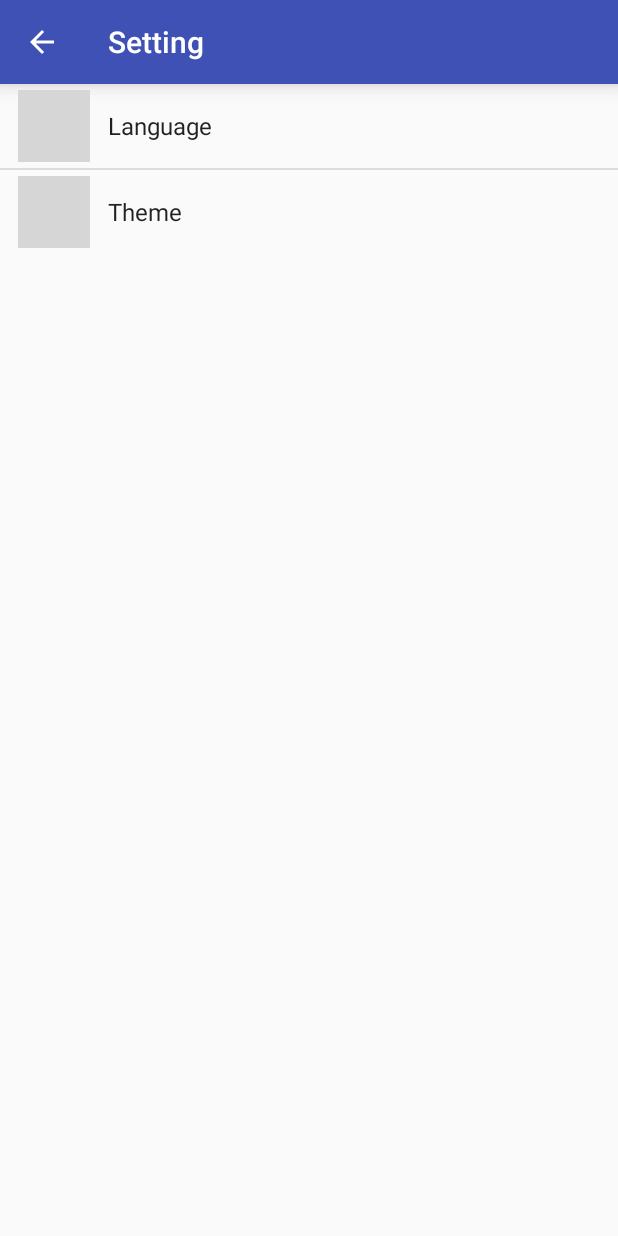
After one commit to YousraMahid/VotingSystemV1, an Android app: the SettingActivity screen opened directly, with no data from a screen before it, on a phone screen of 412 x 824 dp. The commit adds this screen. Run offline under Robolectric (Android 15) with nearby library versions, the phone set to English and light mode, and no system bars; grey boxes are pictures that could not be loaded.

Commit message:
change something

```diff
--- a/app/build.gradle
+++ b/app/build.gradle
@@ -36,7 +36,6 @@ dependencies {
     implementation 'com.android.support:cardview-v7:26.1.0'
     implementation 'com.squareup.okhttp3:okhttp:3.9.1'
     implementation 'com.squareup.okhttp3:okhttp:3.10.0'
-    implementation 'com.github.siyamed:android-shape-imageview:0.9.+@aar'
     implementation 'de.hdodenhof:circleimageview:2.1.0'
     implementation 'com.github.pavlospt:circleview:1.3'
     testImplementation 'junit:junit:4.12'
--- a/app/src/main/AndroidManifest.xml
+++ b/app/src/main/AndroidManifest.xml
@@ -33,7 +33,8 @@
             android:name=".SettingsActivity"
             android:label="@string/title_activity_settings" />
         <activity android:name=".Activities.AboutActivity" />
-        <activity android:name=".Activities.FeedbackActivity"></activity>
+        <activity android:name=".Activities.FeedbackActivity" />
+        <activity android:name=".SettingActivity"></activity>
     </application>
 
 </manifest>
--- /dev/null
+++ b/app/src/main/java/com/example/hp/votingsystemv1/SettingActivity.java
@@ -0,0 +1,62 @@
+package com.example.hp.votingsystemv1;
+
+import android.content.SharedPreferences;
+import android.preference.PreferenceFragment;
+import android.preference.PreferenceManager;
+import android.support.v7.app.AppCompatActivity;
+import android.os.Bundle;
+import android.support.v7.widget.Toolbar;
+import android.view.MenuItem;
+
+import com.example.hp.votingsystemv1.Models.Theme;
+
+public class SettingActivity extends AppCompatActivity implements SharedPreferences.OnSharedPreferenceChangeListener {
+
+    @Override
+    protected void onCreate(Bundle savedInstanceState) {
+        super.onCreate(savedInstanceState);
+        setContentView(R.layout.activity_setting);
+        Toolbar toolbar = findViewById(R.id.toolbar);
+        setSupportActionBar(toolbar);
+        getSupportActionBar().setDisplayHomeAsUpEnabled(true);
+        setTitle("Setting");
+        getFragmentManager().beginTransaction()
+                .replace(R.id.setting_content, new SettingsFragment())
+                .commit();
+
+        PreferenceManager.getDefaultSharedPreferences(this).registerOnSharedPreferenceChangeListener(this);
+    }
+
+    @Override
+    public void onSharedPreferenceChanged(SharedPreferences sharedPreferences, String key) {
+
+        if (key.equals("theme")) {
+            int themeId = Integer.parseInt(sharedPreferences.getString(key, "1"));
+            Theme.setTheme(themeId);
+            recreate();
+        }
+    }
+
+    @Override
+    public void onStop() {
+        super.onStop();
+        PreferenceManager.getDefaultSharedPreferences(this).unregisterOnSharedPreferenceChangeListener(this);
+    }
+
+    @Override
+    public boolean onOptionsItemSelected(MenuItem item) {
+        if (item.getItemId() == android.R.id.home) {
+            onBackPressed();
+            finish();
+        }
+        return super.onOptionsItemSelected(item);
+    }
+
+    public static class SettingsFragment extends PreferenceFragment {
+        @Override
+        public void onCreate(Bundle savedInstanceState) {
+            super.onCreate(savedInstanceState);
+            addPreferencesFromResource(R.xml.preference);
+        }
+    }
+}
--- /dev/null
+++ b/app/src/main/res/layout/activity_setting.xml
@@ -0,0 +1,18 @@
+<?xml version="1.0" encoding="utf-8"?>
+<LinearLayout
+    xmlns:android="http://schemas.android.com/apk/res/android"
+    xmlns:app="http://schemas.android.com/apk/res-auto"
+    xmlns:tools="http://schemas.android.com/tools"
+    android:layout_width="match_parent"
+    android:layout_height="match_parent"
+    android:orientation="vertical"
+    tools:context="com.example.hp.votingsystemv1.SettingActivity">
+<include layout="@layout/toolbar_appbar"/>
+
+    <FrameLayout
+        android:id="@+id/setting_content"
+        android:layout_width="wrap_content"
+        android:layout_height="wrap_content">
+
+    </FrameLayout>
+</LinearLayout>
--- a/app/src/main/res/layout/fragment_.xml
+++ b/app/src/main/res/layout/fragment_.xml
@@ -41,9 +41,6 @@
                     app:civ_border_color="@color/colorPrimary"
                     app:civ_border_width="2dp"
                     android:src="@drawable/man"/>
-
-                <!--<de.hdodenhof.circleimageview.CircleImageView-->
-                    <!--android:id="@+id/iv_display_image"-->
 
                     <!--tools:src="@drawable/no_image" />-->
 
--- a/app/src/main/res/menu/bottombar_menu.xml
+++ b/app/src/main/res/menu/bottombar_menu.xml
@@ -18,11 +18,7 @@
         android:icon="@drawable/ic_person_grey"
         android:title="Profile"
         app:showAsAction="ifRoom"/>
-    <item
-        android:id="@+id/help"
-        android:icon="@drawable/ic_help_grey"
-        android:title="Help"
-        app:showAsAction="ifRoom"/>
+
 
 
 </menu>
--- a/app/src/main/res/values/colors.xml
+++ b/app/src/main/res/values/colors.xml
@@ -13,7 +13,4 @@
     <color name="colorSlide4">#F09300</color>
     <color name="colorTransparent">#00000000</color>
 
-
-
-
 </resources>
--- a/app/src/main/res/xml/preference.xml
+++ b/app/src/main/res/xml/preference.xml
@@ -1,7 +1,8 @@
 <?xml version="1.0" encoding="utf-8"?>
 <PreferenceScreen
     xmlns:android="http://schemas.android.com/apk/res/android"
-    android:title="@string/general_settings">
+    android:title="Setting">
+
 
     <ListPreference
         android:defaultValue="en"
@@ -10,16 +11,18 @@
         android:key="language"
         android:negativeButtonText="@null"
         android:positiveButtonText="@null"
-        android:title="@string/pref_title_language"/>
+        android:icon="@drawable/language"
+        android:title="Language" />
 
     <ListPreference
         android:defaultValue="1"
         android:entries="@array/pref_theme_titles"
         android:entryValues="@array/pref_theme_values"
-        android:icon="?attr/ic_theme"
         android:key="theme"
         android:negativeButtonText="@null"
         android:positiveButtonText="@null"
-        android:title="@string/pref_title_theme"/>
+        android:icon="@drawable/ic_theme"
+        android:title="Theme" />
+
 
 </PreferenceScreen>
```
Also changed, not shown: app/src/main/java/com/example/hp/votingsystemv1/Activities/MainActivity.java (+11 -14 lines), app/src/main/java/com/example/hp/votingsystemv1/Fragments/HelpFragment.java (deleted, +0 -31 lines), app/src/main/java/com/example/hp/votingsystemv1/Models/Theme.java (added, +22 -0 lines), app/src/main/res/drawable-v24/ic_language_white.xml (deleted, +0 -9 lines), app/src/main/res/drawable-v24/ic_theme_white.xml (deleted, +0 -9 lines), app/src/main/res/drawable/ic_language.xml (deleted, +0 -9 lines), app/src/main/res/drawable/ic_theme.xml (deleted, +0 -9 lines), app/src/main/res/layout/fragment_help.xml (deleted, +0 -9 lines), app/src/main/res/menu/menu_item.xml (+0 -8 lines), app/src/main/res/values/attr.xml (deleted, +0 -29 lines), app/src/main/res/values/strings.xml (+5 -7 lines), app/src/main/res/values/styles.xml (+12 -0 lines).
